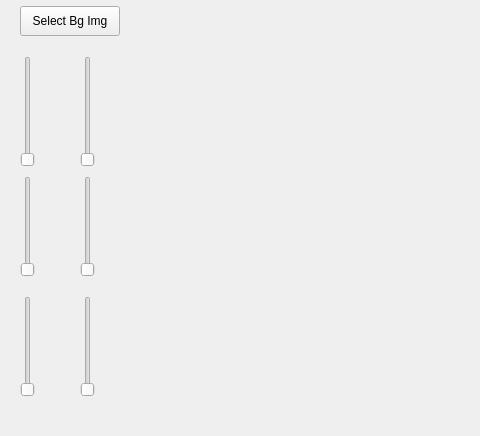
The window that qt/mainwindow.ui (Edi013/ComputerVision) describes before a commit, drawn with Qt 5; both pictures show x 0 to 480 and y 164 to 600 of the 800 by 600 pixel window.
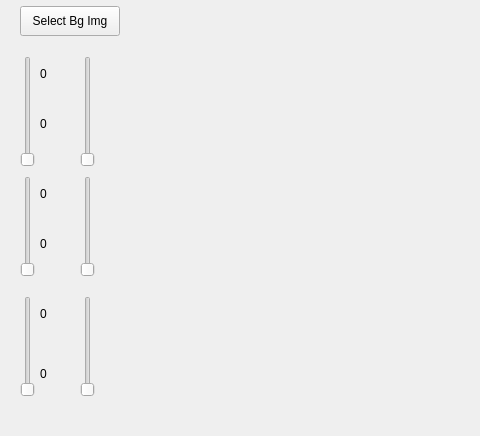
The same window after the commit.

Commit message: some changes non pushed last time .

What changed in the file:
```diff
--- a/qt/mainwindow.ui
+++ b/qt/mainwindow.ui
@@ -160,6 +160,84 @@
      <enum>Qt::Orientation::Vertical</enum>
     </property>
    </widget>
+   <widget class="QLabel" name="labelHueHigh">
+    <property name="geometry">
+     <rect>
+      <x>40</x>
+      <y>230</y>
+      <width>49</width>
+      <height>16</height>
+     </rect>
+    </property>
+    <property name="text">
+     <string>0</string>
+    </property>
+   </widget>
+   <widget class="QLabel" name="labelHueLow">
+    <property name="geometry">
+     <rect>
+      <x>40</x>
+      <y>280</y>
+      <width>49</width>
+      <height>16</height>
+     </rect>
+    </property>
+    <property name="text">
+     <string>0</string>
+    </property>
+   </widget>
+   <widget class="QLabel" name="labelSaturationHigh">
+    <property name="geometry">
+     <rect>
+      <x>40</x>
+      <y>350</y>
+      <width>49</width>
+      <height>16</height>
+     </rect>
+    </property>
+    <property name="text">
+     <string>0</string>
+    </property>
+   </widget>
+   <widget class="QLabel" name="labelSaturationLow">
+    <property name="geometry">
+     <rect>
+      <x>40</x>
+      <y>400</y>
+      <width>49</width>
+      <height>16</height>
+     </rect>
+    </property>
+    <property name="text">
+     <string>0</string>
+    </property>
+   </widget>
+   <widget class="QLabel" name="labelValueHigh">
+    <property name="geometry">
+     <rect>
+      <x>40</x>
+      <y>470</y>
+      <width>49</width>
+      <height>16</height>
+     </rect>
+    </property>
+    <property name="text">
+     <string>0</string>
+    </property>
+   </widget>
+   <widget class="QLabel" name="labelValueLow">
+    <property name="geometry">
+     <rect>
+      <x>40</x>
+      <y>530</y>
+      <width>49</width>
+      <height>16</height>
+     </rect>
+    </property>
+    <property name="text">
+     <string>0</string>
+    </property>
+   </widget>
   </widget>
   <widget class="QStatusBar" name="statusbar"/>
  </widget>
```
The commit also changes 1 other file.
